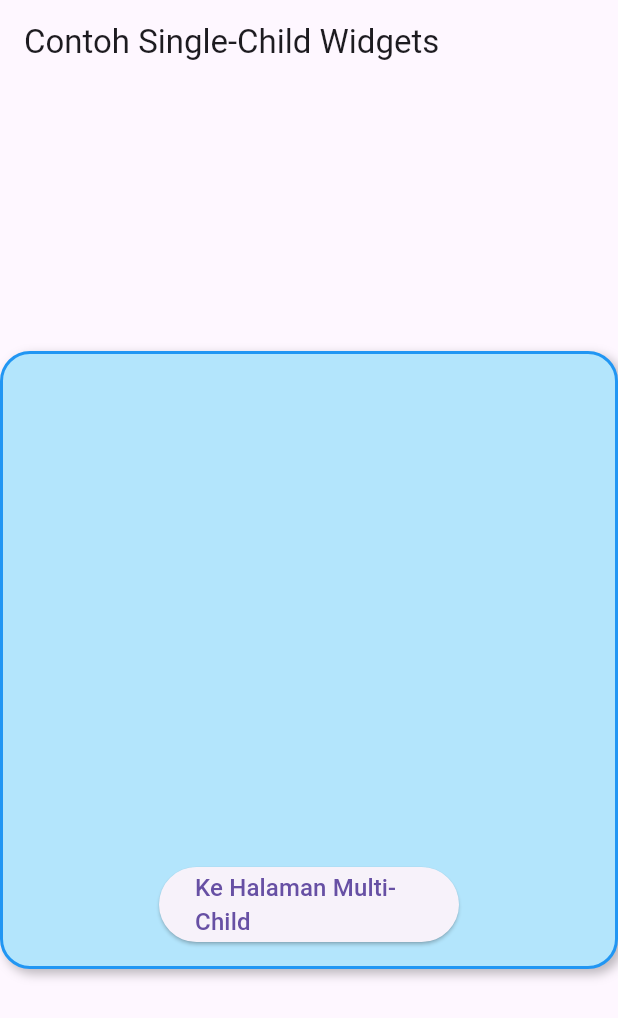
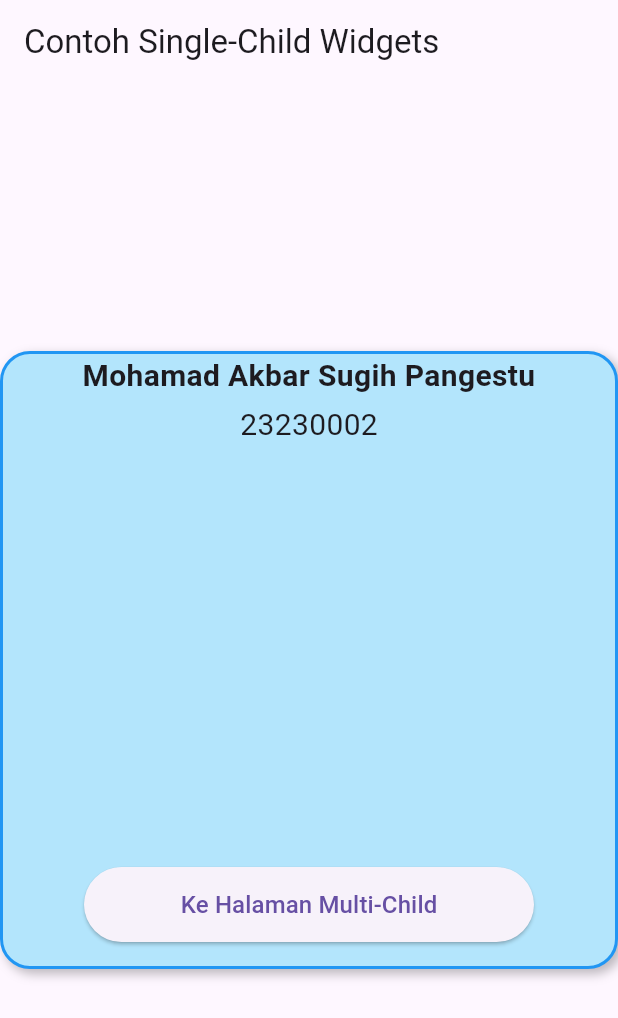
Before and after one commit to pangestu1/flutter-kuliah, a Flutter app: the screen it shows after launch, on a phone screen of 412 x 824 dp. Shown: the top 1018 px of the screen. Run offline on Flutter 3.47's test engine with Material 3 defaults, Android fonts, the phone set to English and light mode, and no system bars.

Commit message:
second commit

```diff
--- a/flutterkuliah/lib/singlechild.dart
+++ b/flutterkuliah/lib/singlechild.dart
@@ -25,12 +25,26 @@ class SingleChildExample extends StatelessWidget {
                 ),
               ],
             ),
-            child: Padding(
-              padding: const EdgeInsets.all(16),
-              child: Align(
-                alignment: Alignment.bottomCenter,
-                child: SizedBox(
-                  width: 200,
+            // ✅ Teks ditaruh di sini, bukan di BoxDecoration
+            child: Column(
+              mainAxisAlignment: MainAxisAlignment.center,
+              children: [
+                const Text(
+                  "Mohamad Akbar Sugih Pangestu",
+                  style: TextStyle(
+                    fontSize: 20,
+                    fontWeight: FontWeight.bold,
+                  ),
+                  textAlign: TextAlign.center,
+                ),
+                const SizedBox(height: 4),
+                const Text(
+                  "23230002",
+                  style: TextStyle(fontSize: 20),
+                ),
+                const Spacer(), // dorong tombol ke bawah
+                SizedBox(
+                  width: 300,
                   height: 50,
                   child: ElevatedButton(
                     onPressed: () {
@@ -43,7 +57,8 @@ class SingleChildExample extends StatelessWidget {
                     ),
                   ),
                 ),
-              ),
+                const SizedBox(height: 16),
+              ],
             ),
           ),
         ),
```
